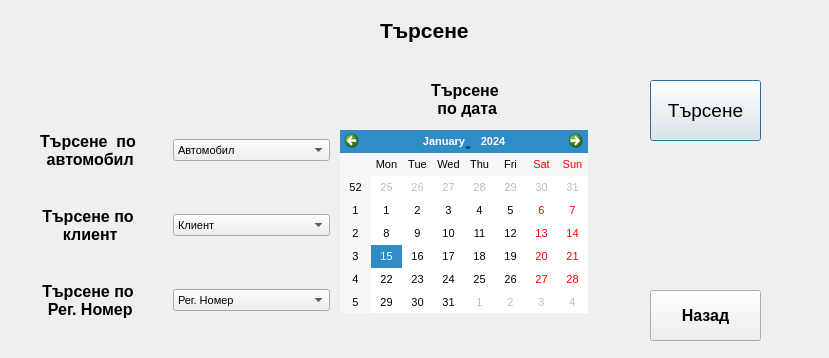
Old version of the form searchform.ui in the repository JohnnyBrawo/CarServ.
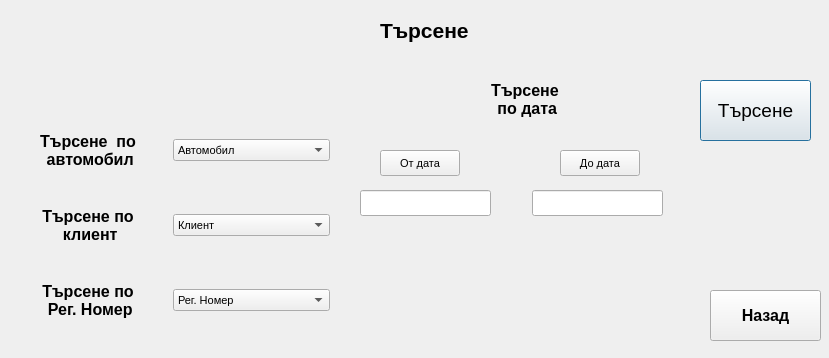
New version of the form.

```diff
--- a/searchform.ui
+++ b/searchform.ui
@@ -41,7 +41,7 @@
   <widget class="QLabel" name="L_search_Data">
    <property name="geometry">
     <rect>
-     <x>430</x>
+     <x>490</x>
      <y>80</y>
      <width>70</width>
      <height>38</height>
@@ -65,7 +65,7 @@
   <widget class="QPushButton" name="Button_StartSearch">
    <property name="geometry">
     <rect>
-     <x>650</x>
+     <x>700</x>
      <y>80</y>
      <width>111</width>
      <height>61</height>
@@ -80,20 +80,10 @@
     <string>Търсене</string>
    </property>
   </widget>
-  <widget class="QCalendarWidget" name="Calendar_Search">
-   <property name="geometry">
-    <rect>
-     <x>340</x>
-     <y>130</y>
-     <width>248</width>
-     <height>183</height>
-    </rect>
-   </property>
-  </widget>
   <widget class="QPushButton" name="Button_Search_Back">
    <property name="geometry">
     <rect>
-     <x>650</x>
+     <x>710</x>
      <y>290</y>
      <width>111</width>
      <height>51</height>
@@ -110,7 +100,7 @@
     <string>Назад</string>
    </property>
   </widget>
-  <widget class="QWidget" name="">
+  <widget class="QWidget" name="layoutWidget">
    <property name="geometry">
     <rect>
      <x>9</x>
@@ -203,6 +193,52 @@
     </item>
    </layout>
   </widget>
+  <widget class="QPushButton" name="pushButton">
+   <property name="geometry">
+    <rect>
+     <x>380</x>
+     <y>150</y>
+     <width>80</width>
+     <height>26</height>
+    </rect>
+   </property>
+   <property name="text">
+    <string>От дата</string>
+   </property>
+  </widget>
+  <widget class="QPushButton" name="pushButton_2">
+   <property name="geometry">
+    <rect>
+     <x>560</x>
+     <y>150</y>
+     <width>80</width>
+     <height>26</height>
+    </rect>
+   </property>
+   <property name="text">
+    <string>До дата</string>
+   </property>
+  </widget>
+  <widget class="QLineEdit" name="LText_SearchFROMdate">
+   <property name="geometry">
+    <rect>
+     <x>360</x>
+     <y>190</y>
+     <width>131</width>
+     <height>26</height>
+    </rect>
+   </property>
+  </widget>
+  <widget class="QLineEdit" name="LText_SearchTOdate">
+   <property name="geometry">
+    <rect>
+     <x>532</x>
+     <y>190</y>
+     <width>131</width>
+     <height>26</height>
+    </rect>
+   </property>
+  </widget>
  </widget>
  <resources/>
  <connections/>
```
